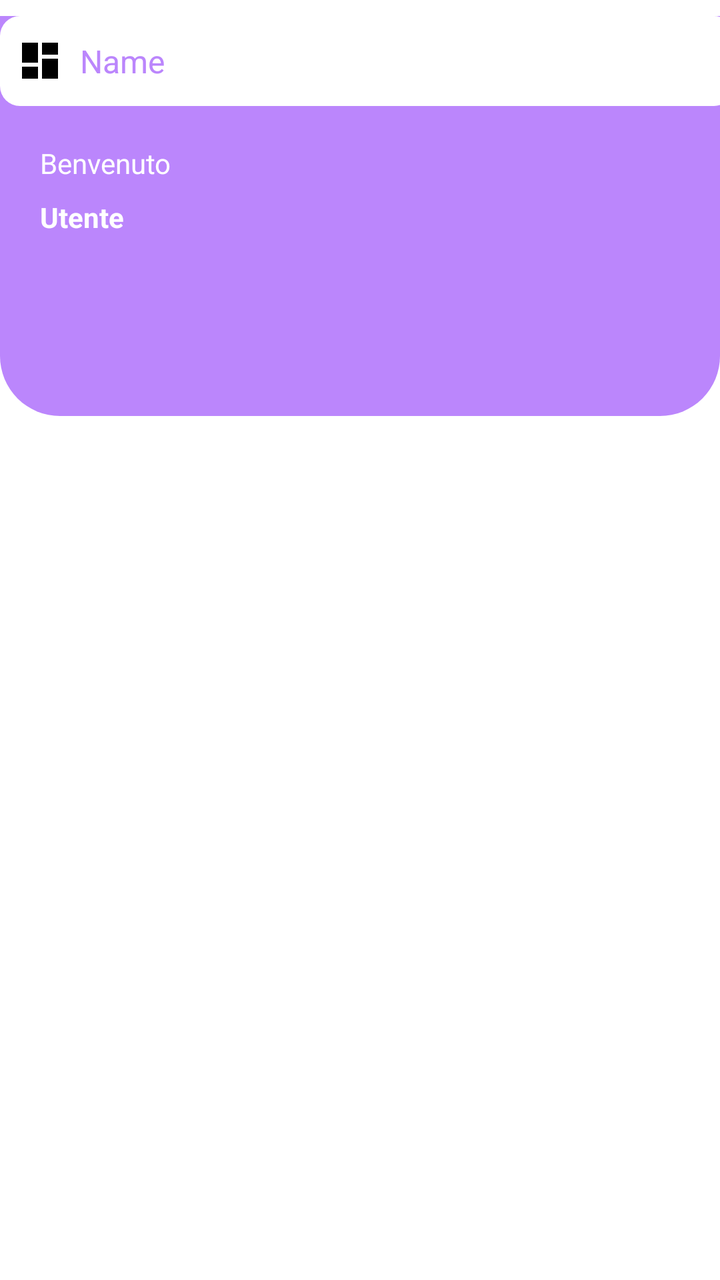
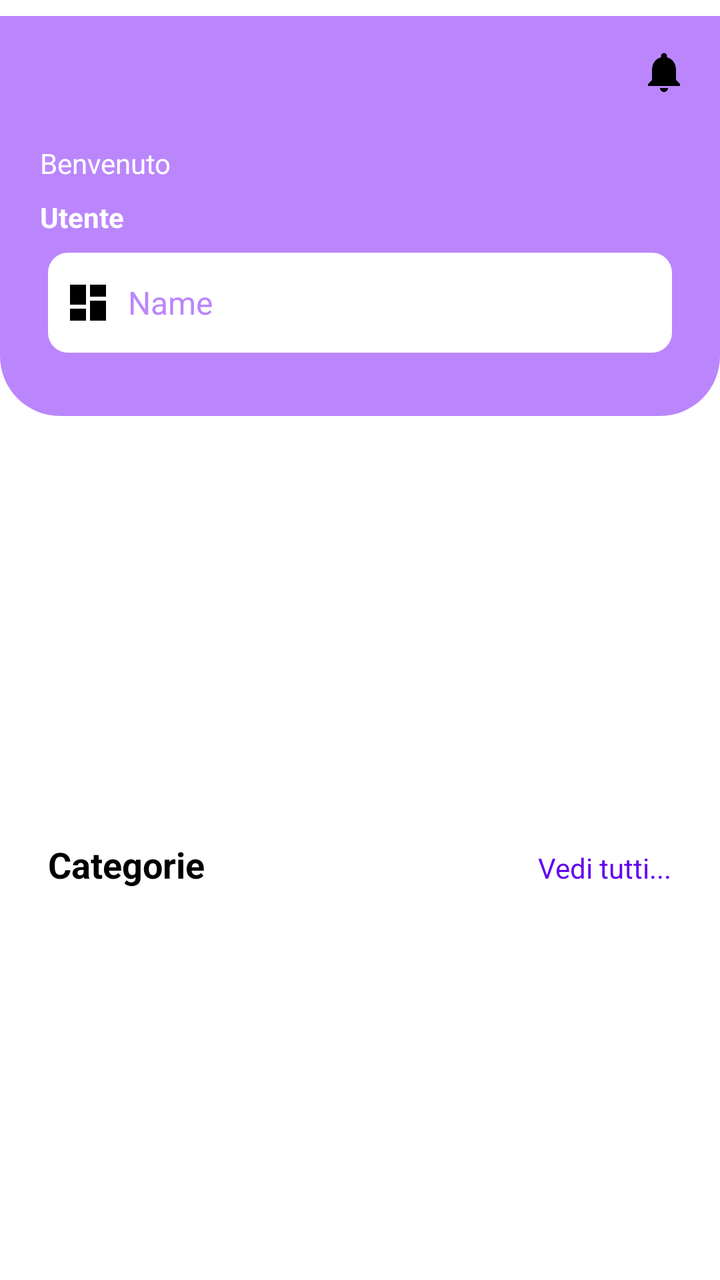

Before-and-after screenshots of an Android layout around one commit, followed by the original layout XML and the change that was made.
<!-- AndroidManifest.xml: application theme Theme.Kotlin -->
<!-- res/layout/activity_main.xml -->
<?xml version="1.0" encoding="utf-8"?>
<androidx.constraintlayout.widget.ConstraintLayout
    xmlns:android="http://schemas.android.com/apk/res/android"
    xmlns:app="http://schemas.android.com/apk/res-auto"
    xmlns:tools="http://schemas.android.com/tools"
    android:id="@+id/main"
    android:layout_width="match_parent"
    android:layout_height="match_parent"
    android:paddingTop="8dp"
    tools:context=".MainActivity">

    <ScrollView
        android:layout_width="match_parent"
        android:layout_height="match_parent"
        android:fillViewport="true">

        <LinearLayout
            android:layout_width="match_parent"
            android:layout_height="wrap_content"
            android:orientation="vertical"
            tools:layout_editor_absoluteX="0dp"
            tools:layout_editor_absoluteY="14dp">

            <LinearLayout
                android:layout_width="match_parent"
                android:layout_height="200dp"
                android:background="@drawable/purple_bg2"
                android:orientation="vertical">

                <androidx.constraintlayout.widget.ConstraintLayout
                    android:layout_width="match_parent"
                    android:layout_height="match_parent">

                    <TextView
                        android:id="@+id/textView4"
                        android:layout_width="wrap_content"
                        android:layout_height="wrap_content"
                        android:layout_marginStart="20dp"
                        android:layout_marginTop="64dp"
                        android:text="Benvenuto"
                        android:textColor="@color/white"
                        app:layout_constraintStart_toStartOf="parent"
                        app:layout_constraintTop_toTopOf="parent" />

                    <TextView
                        android:id="@+id/textView5"
                        android:layout_width="wrap_content"
                        android:layout_height="wrap_content"
                        android:layout_marginStart="20dp"
                        android:layout_marginTop="8dp"
                        android:text="Utente"
                        android:textColor="@color/white"
                        android:textStyle="bold"
                        app:layout_constraintStart_toStartOf="parent"
                        app:layout_constraintTop_toBottomOf="@id/textView4" />

                    <ImageView
                        android:id="@+id/imageView2"
                        android:layout_width="wrap_content"
                        android:layout_height="wrap_content"
                        android:layout_marginTop="16dp"
                        android:layout_marginEnd="16dp"
                        app:layout_constraintBottom_toBottomOf="parent"
                        app:layout_constraintEnd_toEndOf="parent"
                        app:layout_constraintTop_toTopOf="parent"
                        app:layout_constraintVertical_bias="0.0"
                        app:srcCompat="@drawable/ic_notifications_black_24dp" />

                    <EditText
                        android:id="@+id/textView2"
                        android:layout_width="367dp"
                        android:layout_height="45dp"
                        android:background="@drawable/white_bg"
                        android:ems="10"
                        android:hint="Cerca ..."
                        android:inputType="text"
                        android:text="Name"
                        tools:layout_editor_absoluteX="22dp"
                        tools:layout_editor_absoluteY="117dp"
                        android:drawableStart="@drawable/ic_dashboard_black_24dp"
                        android:drawablePadding="8dp"
                        android:padding="8dp"
                        android:textSize="16dp"
                        android:textColor="@color/purple_200" />

                </androidx.constraintlayout.widget.ConstraintLayout>

            </LinearLayout>

            <androidx.constraintlayout.widget.ConstraintLayout
                android:layout_width="match_parent"
                android:layout_height="180dp"
                android:layout_marginTop="16dp">

                <androidx.viewpager2.widget.ViewPager2
                    android:layout_width="match_parent"
                    android:layout_height="160dp"
                    tools:layout_editor_absoluteX="175dp"
                    tools:layout_editor_absoluteY="0dp" >

                </androidx.viewpager2.widget.ViewPager2>

                <ProgressBar
                    android:id="@+id/progressBar3"
                    style="?android:attr/progressBarStyle"
                    android:layout_width="wrap_content"
                    android:layout_height="wrap_content"
                    tools:layout_editor_absoluteX="182dp"
                    tools:layout_editor_absoluteY="65dp" />

            </androidx.constraintlayout.widget.ConstraintLayout>
        </LinearLayout>
    </ScrollView>
</androidx.constraintlayout.widget.ConstraintLayout>
<!-- resources referenced by this layout -->
<resources>
  <color name="purple_200">#FFBB86FC</color>
  <color name="white">#FFFFFFFF</color>
  <!-- drawable ic_dashboard_black_24dp (drawable) -->
  <vector xmlns:android="http://schemas.android.com/apk/res/android"
      android:width="24dp"
      android:height="24dp"
      android:viewportWidth="24.0"
      android:viewportHeight="24.0">
      <path
          android:fillColor="#FF000000"
          android:pathData="M3,13h8L11,3L3,3v10zM3,21h8v-6L3,15v6zM13,21h8L21,11h-8v10zM13,3v6h8L21,3h-8z" />
  </vector>
  <!-- drawable ic_notifications_black_24dp (drawable) -->
  <vector xmlns:android="http://schemas.android.com/apk/res/android"
      android:width="24dp"
      android:height="24dp"
      android:viewportWidth="24.0"
      android:viewportHeight="24.0">
      <path
          android:fillColor="#FF000000"
          android:pathData="M12,22c1.1,0 2,-0.9 2,-2h-4c0,1.1 0.89,2 2,2zM18,16v-5c0,-3.07 -1.64,-5.64 -4.5,-6.32L13.5,4c0,-0.83 -0.67,-1.5 -1.5,-1.5s-1.5,0.67 -1.5,1.5v0.68C7.63,5.36 6,7.92 6,11v5l-2,2v1h16v-1l-2,-2z" />
  </vector>
  <!-- drawable purple_bg2 (drawable) -->
  <?xml version="1.0" encoding="utf-8"?>
  <selector xmlns:android="http://schemas.android.com/apk/res/android">
  <item>
      <shape android:shape="rectangle">
          <solid android:color="@color/purple_200"/>
          <corners android:bottomLeftRadius="30dp" android:bottomRightRadius="30dp"/>
      </shape>
  </item>
  </selector>
  <!-- drawable white_bg (drawable) -->
  <?xml version="1.0" encoding="utf-8"?>
  <selector xmlns:android="http://schemas.android.com/apk/res/android">
      <item>
          <shape android:shape="rectangle">
              <solid android:color="@color/white"/>
              <corners android:radius="10dp"/>
          </shape>
      </item>
  </selector>
  <style name="Theme.Kotlin" parent="Theme.MaterialComponents.Light.NoActionBar">
          
          <item name="colorPrimary">@color/purple_500</item>
          <item name="colorPrimaryVariant">@color/purple_700</item>
          <item name="colorOnPrimary">@color/white</item>
          
          <item name="colorSecondary">@color/teal_200</item>
          <item name="colorSecondaryVariant">@color/teal_700</item>
          <item name="colorOnSecondary">@color/black</item>
          
          <item name="android:statusBarColor">?attr/colorPrimaryVariant</item>
          
          <item name="android:windowTranslucentNavigation">true</item>
      </style>
  <color name="purple_500">#FF6200EE</color>
  <color name="purple_700">#FF3700B3</color>
  <color name="teal_200">#FF03DAC5</color>
  <color name="teal_700">#FF018786</color>
  <color name="black">#FF000000</color>
</resources>

<!-- the commit's change to res/layout/activity_main.xml (unified diff, before → after) -->
@@ -66,24 +66,25 @@
                         app:layout_constraintVertical_bias="0.0"
                         app:srcCompat="@drawable/ic_notifications_black_24dp" />
 
-                    <EditText
-                        android:id="@+id/textView2"
-                        android:layout_width="367dp"
-                        android:layout_height="45dp"
-                        android:background="@drawable/white_bg"
-                        android:ems="10"
-                        android:hint="Cerca ..."
-                        android:inputType="text"
-                        android:text="Name"
-                        tools:layout_editor_absoluteX="22dp"
-                        tools:layout_editor_absoluteY="117dp"
-                        android:drawableStart="@drawable/ic_dashboard_black_24dp"
-                        android:drawablePadding="8dp"
-                        android:padding="8dp"
-                        android:textSize="16dp"
-                        android:textColor="@color/purple_200" />
+                </androidx.constraintlayout.widget.ConstraintLayout>
 
-                </androidx.constraintlayout.widget.ConstraintLayout>
+                <EditText
+                    android:id="@+id/editTextText"
+                    android:layout_width="match_parent"
+                    android:layout_height="50dp"
+                    android:layout_marginStart="24dp"
+                    android:layout_marginEnd="24dp"
+                    android:layout_marginTop="-82dp"
+                    android:background="@drawable/white_bg"
+                    android:drawableStart="@drawable/ic_dashboard_black_24dp"
+                    android:drawablePadding="8dp"
+                    android:ems="10"
+                    android:hint="Cerca ..."
+                    android:inputType="text"
+                    android:padding="8dp"
+                    android:text="Name"
+                    android:textColor="@color/purple_200"
+                    android:textSize="16dp" />
 
             </LinearLayout>
 
@@ -93,10 +94,12 @@
                 android:layout_marginTop="16dp">
 
                 <androidx.viewpager2.widget.ViewPager2
+                    android:id="@+id/viewPager2"
                     android:layout_width="match_parent"
                     android:layout_height="160dp"
-                    tools:layout_editor_absoluteX="175dp"
-                    tools:layout_editor_absoluteY="0dp" >
+                    app:layout_constraintEnd_toEndOf="parent"
+                    app:layout_constraintStart_toStartOf="parent"
+                    app:layout_constraintTop_toTopOf="parent">
 
                 </androidx.viewpager2.widget.ViewPager2>
 
@@ -105,10 +108,72 @@
                     style="?android:attr/progressBarStyle"
                     android:layout_width="wrap_content"
                     android:layout_height="wrap_content"
-                    tools:layout_editor_absoluteX="182dp"
-                    tools:layout_editor_absoluteY="65dp" />
+                    app:layout_constraintBottom_toBottomOf="parent"
+                    app:layout_constraintEnd_toEndOf="parent"
+                    app:layout_constraintStart_toStartOf="parent"
+                    app:layout_constraintTop_toTopOf="parent"
+                    />
 
             </androidx.constraintlayout.widget.ConstraintLayout>
+
+            <LinearLayout
+                android:layout_width="match_parent"
+                android:layout_height="match_parent"
+                android:orientation="horizontal"
+                android:layout_marginStart="24dp"
+                android:layout_marginEnd="24dp"
+                android:layout_marginTop="16dp"
+                >
+
+                <TextView
+                    android:id="@+id/textView7"
+                    android:layout_width="wrap_content"
+                    android:layout_height="wrap_content"
+                    android:layout_weight="1"
+                    android:text="Categorie"
+                    android:textColor="@color/black"
+                    android:textSize="18sp"
+                    android:textStyle="bold"
+                    />
+
+                <TextView
+                    android:id="@+id/textView6"
+                    android:layout_width="wrap_content"
+                    android:layout_height="wrap_content"
+                    android:text="Vedi tutti..."
+                    android:textColor="@color/purple_500"/>
+            </LinearLayout>
+
+            <androidx.constraintlayout.widget.ConstraintLayout
+                android:id="@+id/viewCategory"
+                android:layout_width="match_parent"
+                android:layout_height="match_parent">
+
+                <ProgressBar
+                    android:id="@+id/progressBar"
+                    style="?android:attr/progressBarStyle"
+                    android:layout_width="wrap_content"
+                    android:layout_height="wrap_content"
+                    app:layout_constraintBottom_toBottomOf="parent"
+                    app:layout_constraintEnd_toEndOf="parent"
+                    app:layout_constraintStart_toStartOf="parent"
+                    app:layout_constraintTop_toTopOf="parent"/>
+
+                <androidx.recyclerview.widget.RecyclerView
+                    android:layout_width="match_parent"
+                    android:layout_height="match_parent"
+                    android:clipToPadding="false"
+                    android:paddingStart="16dp"
+                    android:paddingEnd="16dp"
+                    app:layout_constraintBottom_toBottomOf="parent"
+                    app:layout_constraintEnd_toEndOf="parent"
+                    app:layout_constraintStart_toStartOf="parent"
+                    app:layout_constraintTop_toTopOf="parent" />
+            </androidx.constraintlayout.widget.ConstraintLayout>
+
+
+
+
         </LinearLayout>
     </ScrollView>
 </androidx.constraintlayout.widget.ConstraintLayout>
